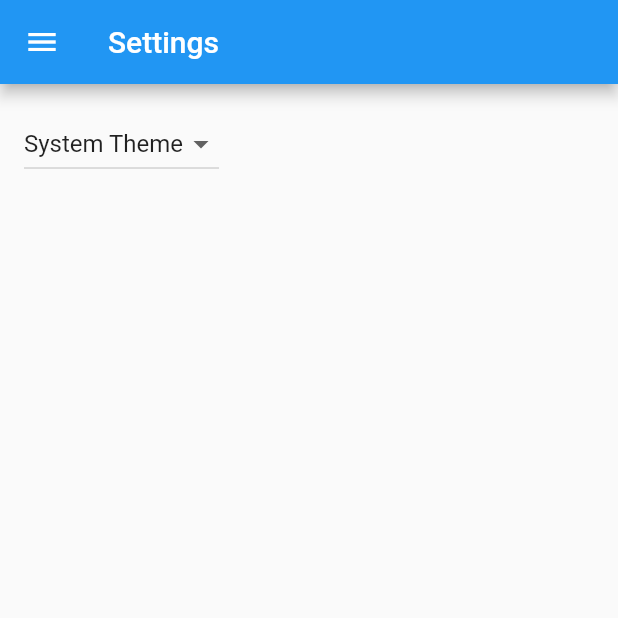
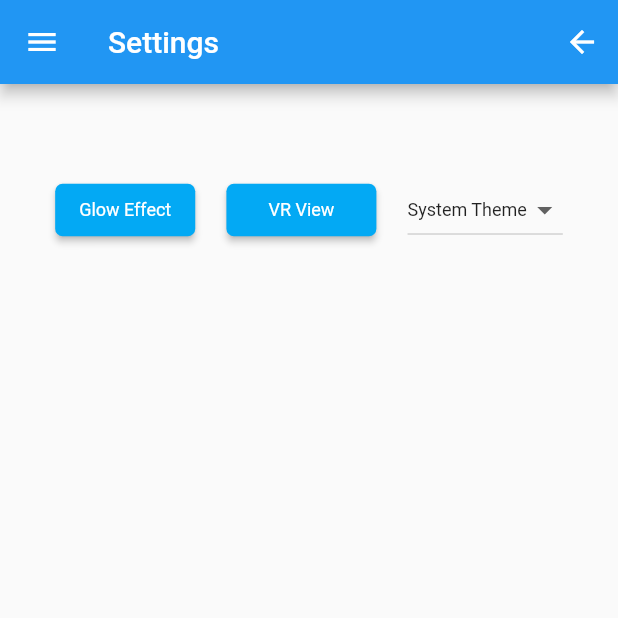
Before and after one commit to umgc/spring2023, a Flutter app: the SettingsView screen opened by its route, on a phone screen of 412 x 824 dp, the top half of it. Run offline on Flutter 3.47's test engine with Material 2 defaults, Android fonts, the phone set to English and light mode, and no system bars; missing offline and left inert: webviewx; network calls fail.

Commit message:
Glow_effect_back_arrow

```diff
--- a/virotour/lib/src/settings/settings_view.dart
+++ b/virotour/lib/src/settings/settings_view.dart
@@ -1,6 +1,10 @@
 import 'package:flutter/material.dart';
 import 'package:virotour/src/hamburger.dart';
 import 'package:virotour/src/settings/settings_controller.dart';
+
+import '../tour/glow_effect.dart';
+import '../tour/tour_list_view.dart';
+import '../tour/vr_view.dart';
 
 /// Displays the various settings that can be customized by the user.
 ///
@@ -16,14 +20,80 @@ class SettingsView extends StatelessWidget {
   @override
   Widget build(BuildContext context) {
     return Scaffold(
-      appBar: AppBar(title: const Text('Settings'), leading: const Hamburger()),
+      appBar: AppBar(
+        title: const Text('Settings'),
+        leading: const Hamburger(),
+        actions: [
+          IconButton(
+            icon: const Icon(
+              Icons.arrow_back,
+              color: Colors.white,
+            ),
+            onPressed: () {
+              Navigator.restorablePushNamed(context, TourListView.routeName);
+            },
+          ),
+        ],
+      ),
       body: Padding(
-        padding: const EdgeInsets.all(16),
+        padding: const EdgeInsets.only(
+          left: 16.0,
+          top: 60.0,
+          right: 16.0,
+          bottom: 16.0,
+        ),
+        child: Row(
+          mainAxisAlignment: MainAxisAlignment.spaceEvenly,
+          crossAxisAlignment: CrossAxisAlignment.end,
+          children: [
+
+
+            //Glow Effect Button
+            ElevatedButton(
+              onPressed: () {
+                Navigator.push(
+                  context,
+                  MaterialPageRoute(builder: (context) => ViroTour()),
+                );
+              },
+              style: ElevatedButton.styleFrom(
+                minimumSize: const Size(70.0, 35.0),
+                textStyle: const TextStyle(fontSize: 12),
+                foregroundColor: Colors.white,
+                backgroundColor: Colors.lightBlue,
+                shape: RoundedRectangleBorder(
+                  borderRadius: BorderRadius.circular(5),
+                ),
+              ),
+              child: const Text("Glow Effect"),
+            ),
+
+
+            //VR View Button
+            ElevatedButton(
+              onPressed: () {
+                Navigator.push(
+                  context,
+                  MaterialPageRoute(builder: (context) => const GlowVr()),
+                );
+              },
+              style: ElevatedButton.styleFrom(
+                minimumSize: const Size(100.0, 35.0),
+                textStyle: const TextStyle(fontSize: 12),
+                foregroundColor: Colors.white,
+                backgroundColor: Colors.lightBlue,
+                shape: RoundedRectangleBorder(
+                  borderRadius: BorderRadius.circular(5),
+                ),
+              ),
+              child: const Text("VR View"),
+            ),
+
             // Glue the SettingsController to the theme selection DropdownButton.
             //
             // When a user selects a theme from the dropdown list, the
             // SettingsController is updated, which rebuilds the MaterialApp.
-        child: DropdownButton<ThemeMode>(
+            DropdownButton<ThemeMode>(
               // Read the selected themeMode from the controller
               value: controller.themeMode,
               // Call the updateThemeMode method any time the user selects a theme.
@@ -31,16 +101,27 @@ class SettingsView extends StatelessWidget {
               items: const [
                 DropdownMenuItem(
                   value: ThemeMode.system,
-              child: Text('System Theme'),
+                  child: Text(
+                    'System Theme',
+                    style: TextStyle(fontSize: 12),
+                  ),
                 ),
                 DropdownMenuItem(
                   value: ThemeMode.light,
-              child: Text('Light Theme'),
+                  child: Text(
+                    'Light Theme',
+                    style: TextStyle(fontSize: 12),
+                  ),
                 ),
                 DropdownMenuItem(
                   value: ThemeMode.dark,
-              child: Text('Dark Theme'),
+                  child: Text(
+                    'Dark Theme',
+                    style: TextStyle(fontSize: 12),
+                  ),
                 )
+              ],
+            ),
           ],
         ),
       ),
```
Also changed, not shown: virotour/lib/src/tour/glow_effect.dart (added, +64 -0 lines), virotour/lib/src/tour/vr_view.dart (added, +27 -0 lines). Lines whose indentation alone changed are shown as unchanged.
